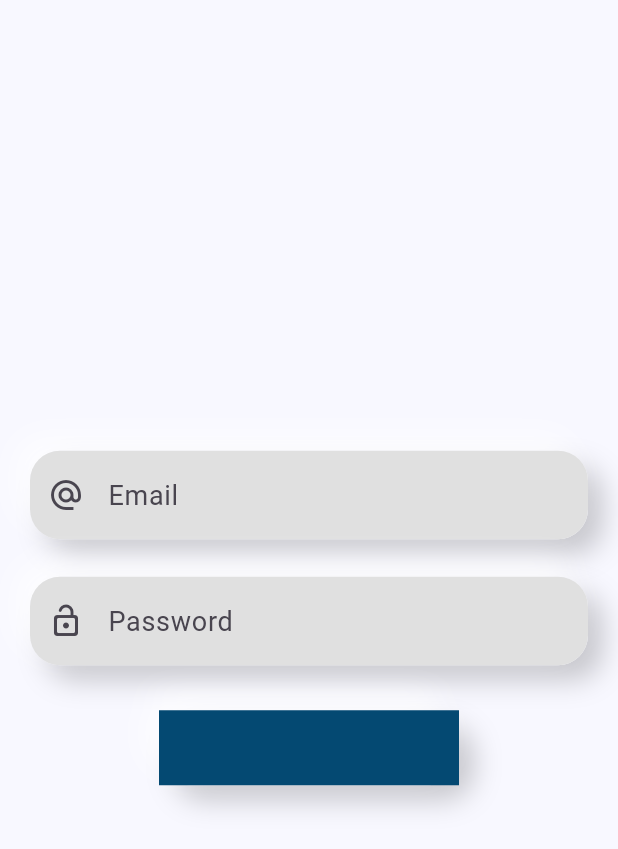
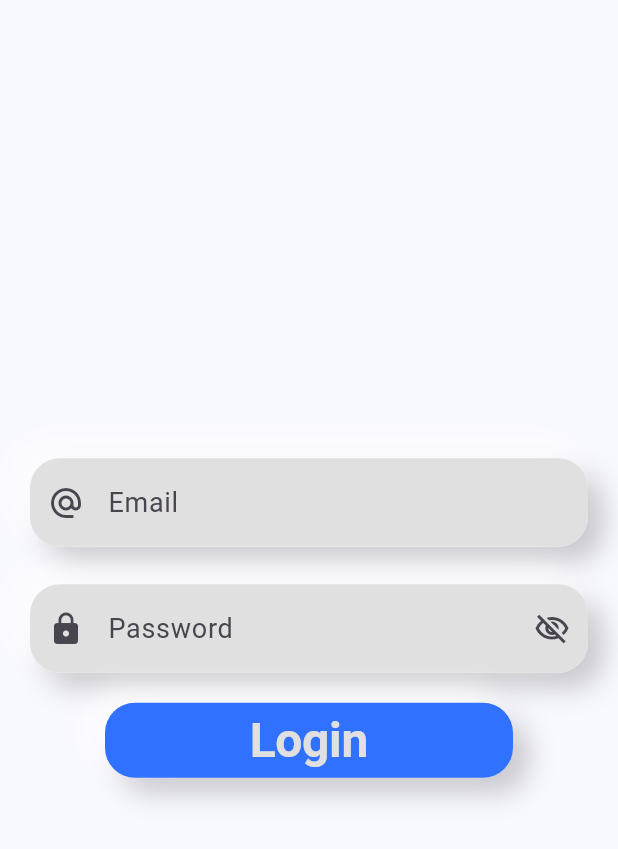
Before and after one commit to isbah2004/lcpl_academy-main, a Flutter app: the screen it shows after launch, on a phone screen of 412 x 824 dp. Shown: the top 849 px of the screen. Run offline on Flutter 3.47's test engine with Material 3 defaults, Android fonts, the phone set to English and light mode, and no system bars; our stand-ins replace firebase_auth, firebase_core, fluttertoast, google_fonts; accounts and stored records are empty; Roboto replaces fonts that are missing (Kanit).

Commit message:
29/7/2024

```diff
--- a/lib/provider/loading_provider.dart
+++ b/lib/provider/loading_provider.dart
@@ -1,10 +1,45 @@
 import 'package:flutter/material.dart';
+import 'package:firebase_auth/firebase_auth.dart';
+import 'package:lcpl_academy/utils/utils.dart';
 
-class LoadingProvider extends ChangeNotifier {
+class AuthProvider extends ChangeNotifier {
+  final FirebaseAuth _auth = FirebaseAuth.instance;
+  User? _user;
   bool _loading = false;
+
   bool get loading => _loading;
+  User? get user => _user;
+
+  AuthProvider() {
+    _auth.authStateChanges().listen((User? user) {
+      _user = user;
+      notifyListeners();
+    });
+  }
+
   void setLoading(bool value) {
     _loading = value;
     notifyListeners();
   }
+
+  Future<void> signInWithEmail(String email, String password) async {
+    try {
+      setLoading(true);
+      await _auth.signInWithEmailAndPassword(email: email, password: password);
+    } catch (e) {
+      // Handle error (e.g., show a toast message)
+      Utils.toastMessage(message: 'Login failed. Please try again.');
+    } finally {
+      setLoading(false);
+    }
+  }
+
+  Future<void> signOut() async {
+    try {
+      await _auth.signOut();
+    } catch (e) {
+      // Handle error (e.g., show a toast message)
+      Utils.toastMessage(message: 'Logout failed. Please try again.');
+    }
+  }
 }
--- /dev/null
+++ b/lib/provider/password_visibility_provider.dart
@@ -0,0 +1,10 @@
+import 'package:flutter/material.dart';
+
+class PasswordVisibilityProvider extends ChangeNotifier {
+  bool _visibility = true;
+  bool get visibility => _visibility;
+  setVisibility() {
+    _visibility = !_visibility;
+    notifyListeners();
+  }
+}
--- a/lib/reusablewidgets/reusable_button.dart
+++ b/lib/reusablewidgets/reusable_button.dart
@@ -3,16 +3,37 @@ import 'package:lcpl_academy/reusablewidgets/neomorphism_widget.dart';
 import 'package:lcpl_academy/theme/theme.dart';
 
 class ReusableButton extends StatelessWidget {
-  const ReusableButton({super.key});
+  final String title;
+  final VoidCallback onTap;
+  final bool loading;
+  const ReusableButton(
+      {super.key,
+      required this.title,
+      required this.onTap,
+      required this.loading});
 
   @override
   Widget build(BuildContext context) {
-    return NeomorphicWidget(
-      child: Container(
-        height: 50,
-        width: 200,
-        decoration: const BoxDecoration(
-          color: AppTheme.blueColor,
+    return Padding(
+      padding: const EdgeInsets.symmetric(horizontal: 70),
+      child: GestureDetector(
+        onTap: onTap,
+        child: NeomorphicWidget(
+          child: Container(
+              alignment: Alignment.center,
+              height: 50,
+              width: double.maxFinite,
+              decoration: BoxDecoration(
+                color: AppTheme.blueColor,
+                borderRadius: BorderRadius.circular(20),
+              ),
+              child: loading
+                  ? const CircularProgressIndicator(
+                      color: AppTheme.whiteColor)
+                  :Text(
+                      title,
+                      style: Theme.of(context).textTheme.displayLarge,
+                    ) ),
         ),
       ),
     );
--- a/lib/reusablewidgets/reusable_text_field.dart
+++ b/lib/reusablewidgets/reusable_text_field.dart
@@ -1,4 +1,5 @@
 import 'package:flutter/material.dart';
+import 'package:google_fonts/google_fonts.dart';
 import 'package:lcpl_academy/reusablewidgets/neomorphism_widget.dart';
 import 'package:lcpl_academy/theme/theme.dart';
 
@@ -20,14 +21,14 @@ class ReusableTextField extends StatelessWidget {
       padding: const EdgeInsets.symmetric(horizontal: 20),
       child: NeomorphicWidget(
         child: TextFormField(validator: validator,
-          controller: controller,
+          controller: controller,style: TextStyle(color:AppTheme.darkGrey),
           keyboardType: keyboardType,
           keyboardAppearance: Brightness.light,
           obscureText: obscureText?? false,
           focusNode: focusNode,
           cursorColor: AppTheme.darkGrey,
-          decoration: InputDecoration(
-            suffix: suffix,
+          decoration: InputDecoration(hintStyle: GoogleFonts.kanit(),
+            suffixIcon: suffix,
             prefixIcon: prefix,
             hintText: hintText,
             filled: true,
--- a/lib/screens/authscreens/login_screen.dart
+++ b/lib/screens/authscreens/login_screen.dart
@@ -1,8 +1,10 @@
 import 'package:flutter/material.dart';
-import 'package:lcpl_academy/reusablewidgets/neomorphism_widget.dart';
+import 'package:lcpl_academy/provider/loading_provider.dart';
+import 'package:lcpl_academy/provider/password_visibility_provider.dart';
 import 'package:lcpl_academy/reusablewidgets/reusable_button.dart';
 import 'package:lcpl_academy/reusablewidgets/reusable_text_field.dart';
 import 'package:lcpl_academy/utils/utils.dart';
+import 'package:provider/provider.dart';
 
 class LoginScreen extends StatefulWidget {
   const LoginScreen({super.key});
@@ -53,17 +55,43 @@ class _LoginScreenState extends State<LoginScreen> {
               const SizedBox(
                 height: 25,
               ),
-              ReusableTextField(
-                focusNode: passwordFocusNode,
-                hintText: 'Password',
-                controller: passwordController,
-                keyboardType: TextInputType.visiblePassword,
-                obscureText: true,
-                prefix: const Icon(Icons.lock_open_rounded),
-                validator: Utils.passwordValidator,
+              Consumer<PasswordVisibilityProvider>(
+                builder: (BuildContext context,
+                    PasswordVisibilityProvider value, Widget? child) {
+                  return ReusableTextField(
+                    focusNode: passwordFocusNode,
+                    hintText: 'Password',
+                    controller: passwordController,
+                    keyboardType: TextInputType.visiblePassword,
+                    obscureText: value.visibility,
+                    prefix: const Icon(Icons.lock),
+                    validator: Utils.passwordValidator,
+                    suffix: GestureDetector(
+                      onTap: () {
+                        value.setVisibility();
+                      },
+                      child: Icon(value.visibility
+                          ? Icons.visibility_off_outlined
+                          : Icons.visibility_outlined),
+                    ),
+                  );
+                },
               ),
-              const SizedBox(height: 30),
-              const ReusableButton(),
+              const SizedBox(height: 20),
+              Consumer<AuthProvider>(
+                builder:
+                    (BuildContext context, AuthProvider value, Widget? child) {
+                  return ReusableButton(
+                      title: 'Login',
+                      onTap: () {
+                        if (formKey.currentState!.validate()) {
+                          value.signInWithEmail(
+                              emailController.text, passwordController.text);
+                        }
+                      },
+                      loading: value.loading);
+                },
+              )
             ],
           ),
         ),
--- a/lib/theme/theme.dart
+++ b/lib/theme/theme.dart
@@ -1,20 +1,23 @@
 import 'package:flutter/material.dart';
+import 'package:google_fonts/google_fonts.dart';
 
 class AppTheme {
   static const Color greenColor = Color(0xFF8bc33c);
   static const Color redColor = Color(0xFFec1923);
   static const Color whiteColor = Color(0xFFF8F8FF);
-  static const Color blueColor = Color(0xFF044972);
+  static const Color blueColor = Color(0xFF3072FF);
   static const Color hintColor = Colors.grey;
   static final Color greyColor = Colors.grey[300]!;
   static final Color lightBlue = Colors.blue[100]!;
   static final Color darkGrey = Colors.grey[700]!;
 
-  static const TextStyle labelLarge =
-      TextStyle(color: blueColor, fontSize: 16.0, fontWeight: FontWeight.bold);
-  static const TextStyle displayLarge =
-      TextStyle(color: blueColor, fontSize: 32.0, fontWeight: FontWeight.bold);
-  static final TextStyle bodyLarge = TextStyle(color: darkGrey, fontSize: 18.0);
+  static final TextStyle labelLarge = GoogleFonts.kanit(
+      color: greyColor, fontSize: 16.0, fontWeight: FontWeight.bold);
+
+  static final TextStyle displayLarge = GoogleFonts.kanit(
+      color: greyColor, fontSize: 32.0, fontWeight: FontWeight.bold);
+  static final TextStyle bodyLarge =
+      GoogleFonts.kanit(color: greyColor, fontSize: 18.0);
 
   static final MaterialColor primarySwatch = createMaterialColor(blueColor);
   static final ThemeData lightTheme = ThemeData(
@@ -56,7 +59,6 @@ class AppTheme {
         textStyle: const TextStyle(fontSize: 16.0),
       ),
     ),
-
     floatingActionButtonTheme: const FloatingActionButtonThemeData(
       backgroundColor: blueColor,
       foregroundColor: whiteColor,
--- a/lib/utils/constants.dart
+++ b/lib/utils/constants.dart
@@ -1,5 +1,5 @@
-
-
 class Constants {
   static const String logo = 'assets/Lotte_Chemicals_Pak_Logo.png';
+  static const String login = 'Login';
+  static const String register = 'Signup';
 }
--- a/pubspec.yaml
+++ b/pubspec.yaml
@@ -39,6 +39,10 @@ dependencies:
   change_app_package_name: ^1.3.0
   google_fonts: ^6.2.1
   provider: ^6.1.2
+  lottie: ^3.1.2
+  another_flushbar: ^1.12.30
+  fluttertoast: ^8.2.6
+  firebase_auth: ^5.1.2
 
 dev_dependencies:
   flutter_test:
@@ -65,7 +69,6 @@ flutter:
   # To add assets to your application, add an assets section, like this:
   assets:
     - assets/
-  #   - images/a_dot_ham.jpeg
 
   # An image asset can refer to one or more resolution-specific "variants", see
   # https://flutter.dev/assets-and-images/#resolution-aware
```
Also changed, not shown: lib/main.dart (+14 -5 lines), lib/utils/utils.dart (+12 -0 lines), lib/firebase_options.dart, pubspec.lock, 5 other files.
